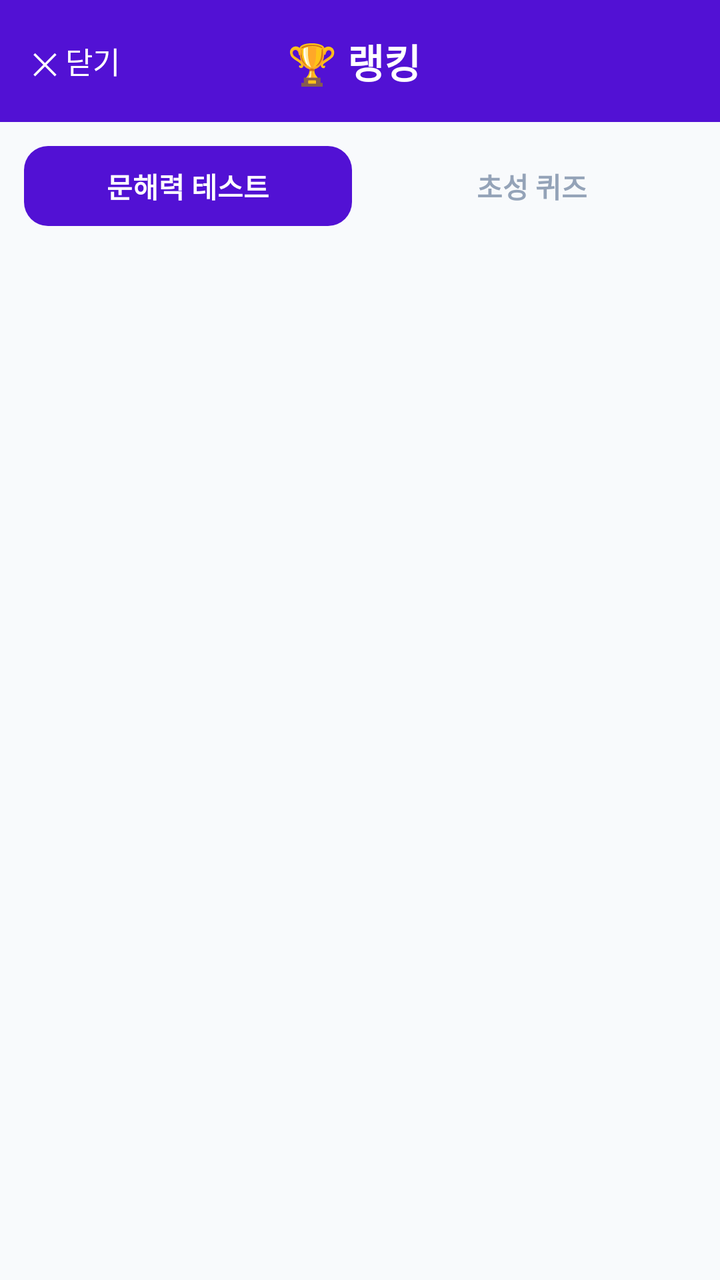
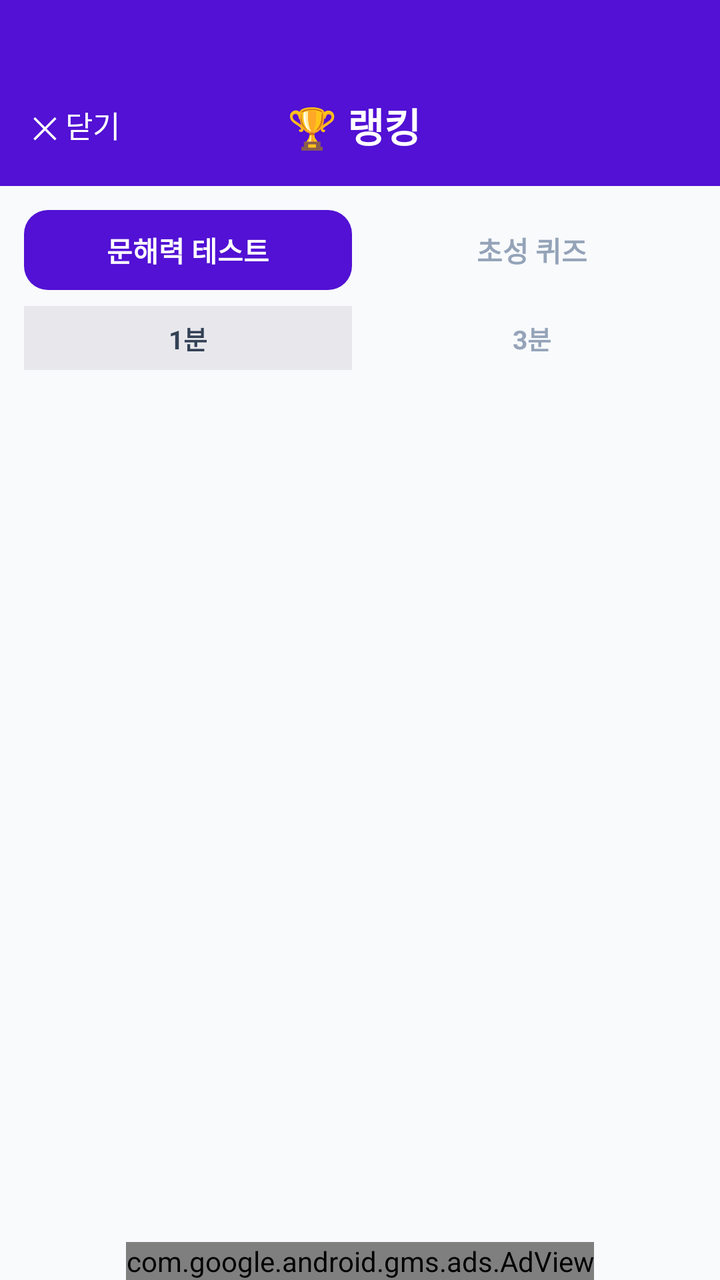

Screens rendered from an Android XML layout before and after an edit, with the pre-edit source and the edit as a unified diff.
<!-- AndroidManifest.xml: application theme Theme.Word -->
<!-- res/layout/activity_leaderboard.xml -->
<?xml version="1.0" encoding="utf-8"?>
<LinearLayout xmlns:android="http://schemas.android.com/apk/res/android"
    android:layout_width="match_parent"
    android:layout_height="match_parent"
    android:orientation="vertical"
    android:background="#F8FAFC">

    
    <LinearLayout
        android:layout_width="match_parent"
        android:layout_height="wrap_content"
        android:orientation="horizontal"
        android:gravity="center_vertical"
        android:padding="16dp"
        android:background="#5211D4">

        <TextView
            android:id="@+id/btn_back"
            android:layout_width="wrap_content"
            android:layout_height="wrap_content"
            android:text="✕ 닫기"
            android:textColor="#FFFFFF"
            android:textSize="15sp"/>

        <TextView
            android:layout_width="0dp"
            android:layout_height="wrap_content"
            android:layout_weight="1"
            android:text="🏆 랭킹"
            android:textColor="#FFFFFF"
            android:textSize="20sp"
            android:textStyle="bold"
            android:gravity="center"/>

        <View
            android:layout_width="50dp"
            android:layout_height="1dp"/>
    </LinearLayout>

    
    <LinearLayout
        android:layout_width="match_parent"
        android:layout_height="wrap_content"
        android:orientation="horizontal"
        android:padding="12dp"
        android:gravity="center">

        <TextView
            android:id="@+id/tab_literacy"
            android:layout_width="0dp"
            android:layout_height="40dp"
            android:layout_weight="1"
            android:text="문해력 테스트"
            android:textSize="14sp"
            android:textStyle="bold"
            android:textColor="#FFFFFF"
            android:gravity="center"
            android:background="@drawable/bg_tab_active"
            android:layout_marginEnd="4dp"/>

        <TextView
            android:id="@+id/tab_choseong"
            android:layout_width="0dp"
            android:layout_height="40dp"
            android:layout_weight="1"
            android:text="초성 퀴즈"
            android:textSize="14sp"
            android:textStyle="bold"
            android:textColor="#94A3B8"
            android:gravity="center"
            android:background="@drawable/bg_tab_inactive"
            android:layout_marginStart="4dp"/>
    </LinearLayout>

    
    <ProgressBar
        android:id="@+id/progress_loading"
        android:layout_width="wrap_content"
        android:layout_height="wrap_content"
        android:layout_gravity="center"
        android:layout_marginTop="32dp"
        android:visibility="gone"/>

    
    <androidx.core.widget.NestedScrollView
        android:layout_width="match_parent"
        android:layout_height="match_parent"
        android:fillViewport="true">

        <LinearLayout
            android:id="@+id/layout_ranking_list"
            android:layout_width="match_parent"
            android:layout_height="wrap_content"
            android:orientation="vertical"
            android:padding="16dp">

            
            <TextView
                android:id="@+id/tv_empty"
                android:layout_width="match_parent"
                android:layout_height="wrap_content"
                android:text="아직 등록된 기록이 없습니다"
                android:textSize="15sp"
                android:textColor="#94A3B8"
                android:gravity="center"
                android:layout_marginTop="48dp"
                android:visibility="gone"/>

        </LinearLayout>
    </androidx.core.widget.NestedScrollView>

</LinearLayout>
<!-- resources referenced by this layout -->
<resources>
  <!-- drawable bg_tab_active (drawable) -->
  <?xml version="1.0" encoding="utf-8"?>
  <shape xmlns:android="http://schemas.android.com/apk/res/android"
      android:shape="rectangle">
      <solid android:color="#5211D4"/>
      <corners android:radius="12dp"/>
  </shape>
  <!-- drawable bg_tab_inactive (drawable) -->
  <?xml version="1.0" encoding="utf-8"?>
  <shape xmlns:android="http://schemas.android.com/apk/res/android"
      android:shape="rectangle">
      <solid android:color="@android:color/transparent"/>
      <corners android:radius="12dp"/>
  </shape>
  <style name="Theme.Word" parent="Base.Theme.Word" />
  <style name="Base.Theme.Word" parent="Theme.Material3.DayNight.NoActionBar">
          
          
      </style>
</resources>

<!-- the commit's change to res/layout/activity_leaderboard.xml (unified diff, before → after) -->
@@ -1,5 +1,6 @@
 <?xml version="1.0" encoding="utf-8"?>
 <LinearLayout xmlns:android="http://schemas.android.com/apk/res/android"
+    xmlns:ads="http://schemas.android.com/apk/res-auto"
     android:layout_width="match_parent"
     android:layout_height="match_parent"
     android:orientation="vertical"
@@ -11,7 +12,10 @@
         android:layout_height="wrap_content"
         android:orientation="horizontal"
         android:gravity="center_vertical"
-        android:padding="16dp"
+        android:paddingLeft="16dp"
+        android:paddingRight="16dp"
+        android:paddingBottom="16dp"
+        android:paddingTop="48dp"
         android:background="#5211D4">
 
         <TextView
@@ -42,7 +46,9 @@
         android:layout_width="match_parent"
         android:layout_height="wrap_content"
         android:orientation="horizontal"
-        android:padding="12dp"
+        android:paddingLeft="12dp"
+        android:paddingRight="12dp"
+        android:paddingTop="12dp"
         android:gravity="center">
 
         <TextView
@@ -69,6 +75,44 @@
             android:textColor="#94A3B8"
             android:gravity="center"
             android:background="@drawable/bg_tab_inactive"
+            android:layout_marginStart="4dp"/>
+    </LinearLayout>
+
+    
+    <LinearLayout
+        android:layout_width="match_parent"
+        android:layout_height="wrap_content"
+        android:orientation="horizontal"
+        android:paddingLeft="12dp"
+        android:paddingRight="12dp"
+        android:paddingTop="8dp"
+        android:paddingBottom="4dp"
+        android:gravity="center">
+
+        <TextView
+            android:id="@+id/tab_1min"
+            android:layout_width="0dp"
+            android:layout_height="32dp"
+            android:layout_weight="1"
+            android:text="1분"
+            android:textSize="13sp"
+            android:textStyle="bold"
+            android:textColor="#334155"
+            android:gravity="center"
+            android:background="#E8E8EC"
+            android:layout_marginEnd="4dp"/>
+
+        <TextView
+            android:id="@+id/tab_3min"
+            android:layout_width="0dp"
+            android:layout_height="32dp"
+            android:layout_weight="1"
+            android:text="3분"
+            android:textSize="13sp"
+            android:textStyle="bold"
+            android:textColor="#94A3B8"
+            android:gravity="center"
+            android:background="@android:color/transparent"
             android:layout_marginStart="4dp"/>
     </LinearLayout>
 
@@ -84,7 +128,8 @@
     
     <androidx.core.widget.NestedScrollView
         android:layout_width="match_parent"
-        android:layout_height="match_parent"
+        android:layout_height="0dp"
+        android:layout_weight="1"
         android:fillViewport="true">
 
         <LinearLayout
@@ -109,4 +154,54 @@
         </LinearLayout>
     </androidx.core.widget.NestedScrollView>
 
+    
+    <LinearLayout
+        android:id="@+id/layout_my_score"
+        android:layout_width="match_parent"
+        android:layout_height="wrap_content"
+        android:orientation="horizontal"
+        android:gravity="center_vertical"
+        android:background="#5211D4"
+        android:paddingLeft="20dp"
+        android:paddingRight="20dp"
+        android:paddingTop="18dp"
+        android:paddingBottom="18dp"
+        android:visibility="gone">
+
+        <TextView
+            android:layout_width="wrap_content"
+            android:layout_height="wrap_content"
+            android:text="👤 내 기록"
+            android:textColor="#FFFFFF"
+            android:textSize="16sp"
+            android:textStyle="bold"/>
+
+        <TextView
+            android:id="@+id/tv_my_nickname"
+            android:layout_width="0dp"
+            android:layout_height="wrap_content"
+            android:layout_weight="1"
+            android:gravity="center"
+            android:textColor="#E0D4F7"
+            android:textSize="17sp"
+            android:textStyle="bold"/>
+
+        <TextView
+            android:id="@+id/tv_my_score"
+            android:layout_width="wrap_content"
+            android:layout_height="wrap_content"
+            android:textColor="#FFD54F"
+            android:textSize="18sp"
+            android:textStyle="bold"/>
+    </LinearLayout>
+
+    
+    <com.google.android.gms.ads.AdView
+        android:id="@+id/adViewBottom"
+        android:layout_width="wrap_content"
+        android:layout_height="wrap_content"
+        android:layout_gravity="center_horizontal"
+        ads:adSize="BANNER"
+        ads:adUnitId="ca-app-pub-5497677824149260/4874446941"/>
+
 </LinearLayout>
